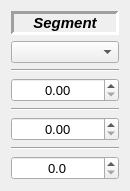
Above: src/window_munk_power_supply/widgetsegmenttimedata.ui from dmherrington/ECM-Control-System before the change. Below: the same form after it.
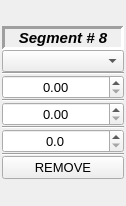
That is the form after the change.

Diff of the .ui file:
```diff
--- a/src/window_munk_power_supply/widgetsegmenttimedata.ui
+++ b/src/window_munk_power_supply/widgetsegmenttimedata.ui
@@ -6,8 +6,8 @@
    <rect>
     <x>0</x>
     <y>0</y>
-    <width>130</width>
-    <height>175</height>
+    <width>126</width>
+    <height>206</height>
    </rect>
   </property>
   <property name="sizePolicy">
@@ -20,10 +20,37 @@
    <string>Form</string>
   </property>
   <layout class="QGridLayout" name="gridLayout">
+   <property name="leftMargin">
+    <number>2</number>
+   </property>
+   <property name="topMargin">
+    <number>0</number>
+   </property>
+   <property name="rightMargin">
+    <number>2</number>
+   </property>
+   <property name="bottomMargin">
+    <number>0</number>
+   </property>
+   <property name="spacing">
+    <number>0</number>
+   </property>
    <item row="0" column="0">
     <layout class="QVBoxLayout" name="verticalLayout">
      <item>
-      <widget class="QLabel" name="label">
+      <widget class="QLabel" name="label_SegmentName">
+       <property name="sizePolicy">
+        <sizepolicy hsizetype="Minimum" vsizetype="Fixed">
+         <horstretch>0</horstretch>
+         <verstretch>0</verstretch>
+        </sizepolicy>
+       </property>
+       <property name="minimumSize">
+        <size>
+         <width>120</width>
+         <height>0</height>
+        </size>
+       </property>
        <property name="font">
         <font>
          <pointsize>11</pointsize>
@@ -42,7 +69,7 @@
         <number>3</number>
        </property>
        <property name="text">
-        <string>Segment</string>
+        <string>Segment # 8</string>
        </property>
        <property name="alignment">
         <set>Qt::AlignCenter</set>
@@ -51,9 +78,15 @@
      </item>
      <item>
       <widget class="QComboBox" name="comboBox_Mode">
+       <property name="sizePolicy">
+        <sizepolicy hsizetype="Minimum" vsizetype="Fixed">
+         <horstretch>0</horstretch>
+         <verstretch>0</verstretch>
+        </sizepolicy>
+       </property>
        <property name="minimumSize">
         <size>
-         <width>60</width>
+         <width>120</width>
          <height>0</height>
         </size>
        </property>
@@ -63,7 +96,7 @@
       <widget class="Line" name="line">
        <property name="minimumSize">
         <size>
-         <width>60</width>
+         <width>120</width>
          <height>0</height>
         </size>
        </property>
@@ -79,7 +112,7 @@
        </property>
        <property name="minimumSize">
         <size>
-         <width>60</width>
+         <width>120</width>
          <height>0</height>
         </size>
        </property>
@@ -97,7 +130,7 @@
       <widget class="Line" name="line_2">
        <property name="minimumSize">
         <size>
-         <width>60</width>
+         <width>120</width>
          <height>0</height>
         </size>
        </property>
@@ -110,7 +143,7 @@
       <widget class="QDoubleSpinBox" name="doubleSpinBox_Current">
        <property name="minimumSize">
         <size>
-         <width>60</width>
+         <width>120</width>
          <height>0</height>
         </size>
        </property>
@@ -128,7 +161,7 @@
       <widget class="Line" name="line_3">
        <property name="minimumSize">
         <size>
-         <width>60</width>
+         <width>120</width>
          <height>0</height>
         </size>
        </property>
@@ -144,7 +177,7 @@
        </property>
        <property name="minimumSize">
         <size>
-         <width>60</width>
+         <width>120</width>
          <height>0</height>
         </size>
        </property>
@@ -161,6 +194,37 @@
        </property>
       </widget>
      </item>
+     <item>
+      <widget class="Line" name="line_4">
+       <property name="minimumSize">
+        <size>
+         <width>120</width>
+         <height>0</height>
+        </size>
+       </property>
+       <property name="orientation">
+        <enum>Qt::Horizontal</enum>
+       </property>
+      </widget>
+     </item>
+     <item>
+      <widget class="QPushButton" name="pushButton">
+       <property name="minimumSize">
+        <size>
+         <width>120</width>
+         <height>0</height>
+        </size>
+       </property>
+       <property name="font">
+        <font>
+         <pointsize>10</pointsize>
+        </font>
+       </property>
+       <property name="text">
+        <string>REMOVE</string>
+       </property>
+      </widget>
+     </item>
     </layout>
    </item>
   </layout>
```
